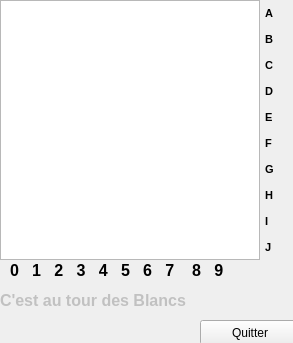
Before: the Qt Designer form mainwindow.ui in SamMaroun/Jeu_de_Dames, drawn with Qt 5.
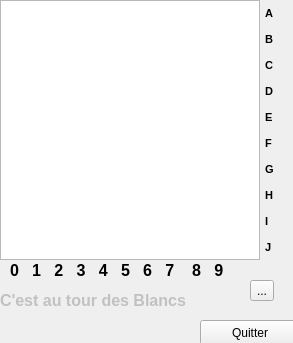
After: the same form once the commit is applied.

The edit to the form file:
```diff
--- a/mainwindow.ui
+++ b/mainwindow.ui
@@ -127,6 +127,19 @@
      <string>Quitter</string>
     </property>
    </widget>
+   <widget class="QToolButton" name="instructions">
+    <property name="geometry">
+     <rect>
+      <x>250</x>
+      <y>280</y>
+      <width>24</width>
+      <height>21</height>
+     </rect>
+    </property>
+    <property name="text">
+     <string>...</string>
+    </property>
+   </widget>
    <zorder>quitter</zorder>
    <zorder>graphicsView</zorder>
    <zorder>label</zorder>
```
Left out of the diff: 17 changed lines with no effect on the pictures.
